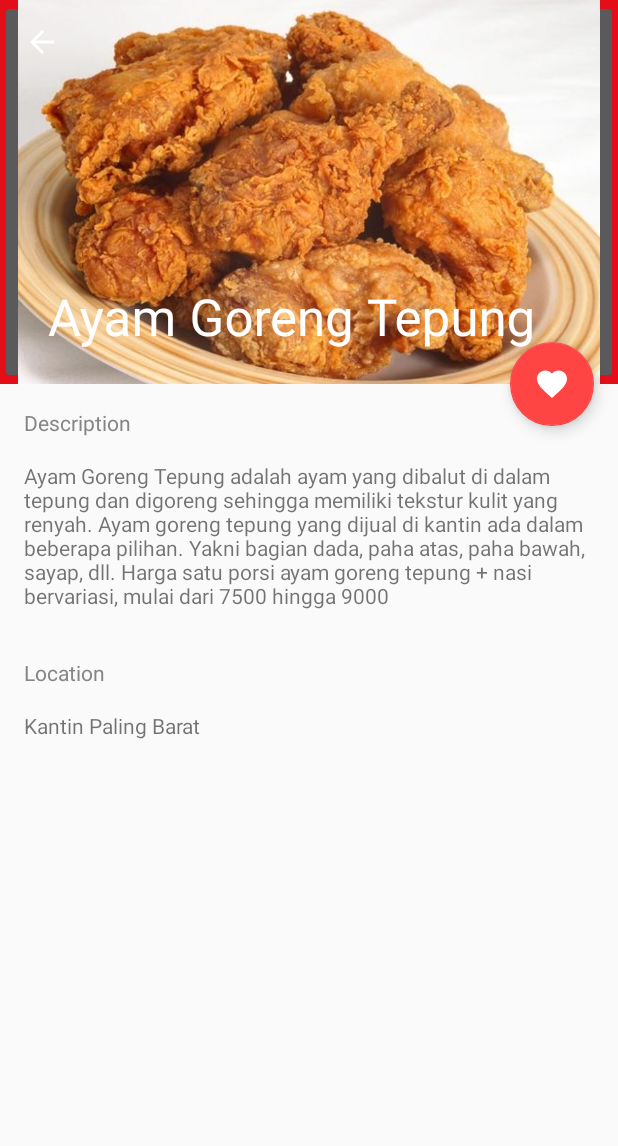
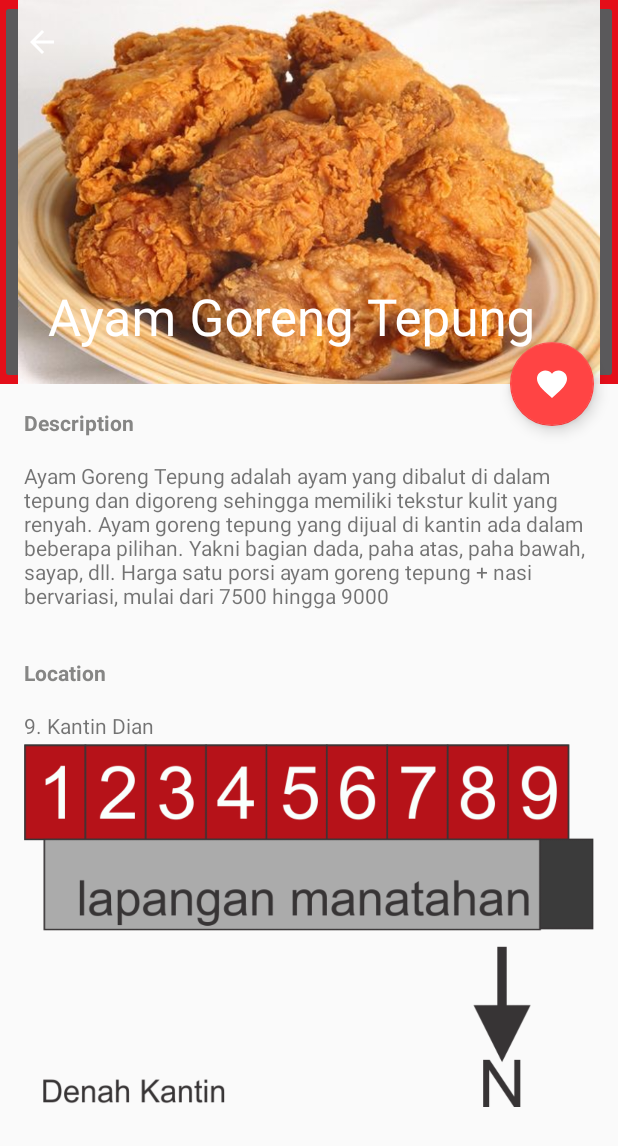
Before and after one commit to debydestya/KantinMoklet, an Android app: the Food screen opened directly, with no data from a screen before it, after a tap on "Ayam Goreng Tepung", on a phone screen of 412 x 824 dp. Shown: the top 1146 px of the screen. Run offline under Robolectric (Android 15) with nearby library versions, the phone set to English and light mode, and no system bars; pictures from the network do not load; 1 other tap on this screen came first.

Commit message:
Search Food & Drink

```diff
--- a/app/build.gradle
+++ b/app/build.gradle
@@ -25,4 +25,5 @@ dependencies {
     compile 'com.android.support:recyclerview-v7:24.2.1'
     compile 'com.android.support:design:24.2.1'
     testCompile 'junit:junit:4.12'
+    compile 'com.google.android.gms:play-services-appindexing:8.4.0'
 }
--- a/app/src/main/AndroidManifest.xml
+++ b/app/src/main/AndroidManifest.xml
@@ -70,7 +70,11 @@
 
                 <category android:name="android.intent.category.LAUNCHER" />
             </intent-filter>
-        </activity>
+        </activity><!-- ATTENTION: This was auto-generated to add Google Play services to your project for
+     App Indexing.  See https://g.co/AppIndexing/AndroidStudio for more information. -->
+        <meta-data
+            android:name="com.google.android.gms.version"
+            android:value="@integer/google_play_services_version" />
 
     </application>
 
--- a/app/src/main/java/id/sch/smktelkom_mlg/project/xirpl206152433/kantinmoklet/Food.java
+++ b/app/src/main/java/id/sch/smktelkom_mlg/project/xirpl206152433/kantinmoklet/Food.java
@@ -5,13 +5,18 @@ import android.content.Intent;
 import android.content.res.Resources;
 import android.content.res.TypedArray;
 import android.os.Bundle;
+import android.support.v4.view.MenuItemCompat;
 import android.support.v7.app.AppCompatActivity;
 import android.support.v7.widget.GridLayoutManager;
 import android.support.v7.widget.RecyclerView;
+import android.support.v7.widget.SearchView;
+import android.view.Menu;
+import android.view.MenuItem;
 
 import java.util.ArrayList;
 
 import id.sch.smktelkom_mlg.project.xirpl206152433.kantinmoklet.adapter.foodadapter;
+import id.sch.smktelkom_mlg.project.xirpl206152433.kantinmoklet.model.drink;
 import id.sch.smktelkom_mlg.project.xirpl206152433.kantinmoklet.model.food;
 
 
@@ -20,6 +25,11 @@ public class Food extends AppCompatActivity implements foodadapter.IfoodAdapter
     public static final String FOOD = "food";
     ArrayList<food> mList = new ArrayList<>();
     foodadapter mAdapter;
+
+    ArrayList<food> mListAll = new ArrayList<>();
+    boolean isFiltered;
+    ArrayList<Integer> mListMapFilter = new ArrayList<>();
+    String mQuery;
 
     protected void onCreate(Bundle savedInstanceState)
     {
@@ -68,4 +78,68 @@ public class Food extends AppCompatActivity implements foodadapter.IfoodAdapter
         intent.putExtra(FOOD,mList.get(pos));
         startActivity(intent);
     }
+
+    @Override
+    public boolean onCreateOptionsMenu (Menu menu)
+    {
+        getMenuInflater().inflate(R.menu.menu_food_list, menu);
+
+        MenuItem searchItem = menu.findItem(R.id.actionsearch);
+        SearchView searchView = (SearchView) MenuItemCompat.getActionView(searchItem);
+
+        searchView.setOnQueryTextListener(new SearchView.OnQueryTextListener()
+        {
+            @Override
+            public boolean onQueryTextSubmit(String query)
+            {
+                return false;
+            }
+
+            @Override
+            public boolean onQueryTextChange(String newText)
+            {
+                mQuery = newText.toLowerCase();
+                doFilter(mQuery);
+                return true;
+            }
+        });
+
+        return true;
+    }
+
+    private void doFilter(String query)
+    {
+        if (!isFiltered)
+        {
+            mListAll.clear();
+            mListAll.addAll(mList);
+            isFiltered =  true;
+        }
+
+        mList.clear();
+        if (query ==  null || query.isEmpty())
+        {
+            mList.addAll(mListAll);
+            isFiltered = false;
+        }
+
+        else
+        {
+            mListMapFilter.clear();
+            for (int i = 0; i < mListAll.size(); i++)
+            {
+                food Food = mListAll.get(i);
+                if (Food.judulf.toLowerCase().contains(query)||
+                        Food.deskripsif.toLowerCase().contains(query)||
+                        Food.lokasif.toLowerCase().contains(query))
+                {
+                    mList.add(Food);
+                    mListMapFilter.add(i);
+                }
+
+
+            }
+        }
+        mAdapter.notifyDataSetChanged();
+    }
 }
--- a/app/src/main/res/drawable/ic_search_black_24dp.xml
+++ b/app/src/main/res/drawable/ic_search_black_24dp.xml
@@ -4,6 +4,6 @@
         android:viewportWidth="24.0"
         android:viewportHeight="24.0">
     <path
-        android:fillColor="#FF000000"
+        android:fillColor="#FFFFFFFF"
         android:pathData="M15.5,14h-0.79l-0.28,-0.27C15.41,12.59 16,11.11 16,9.5 16,5.91 13.09,3 9.5,3S3,5.91 3,9.5 5.91,16 9.5,16c1.61,0 3.09,-0.59 4.23,-1.57l0.27,0.28v0.79l5,4.99L20.49,19l-4.99,-5zM9.5,14C7.01,14 5,11.99 5,9.5S7.01,5 9.5,5 14,7.01 14,9.5 11.99,14 9.5,14z"/>
 </vector>
--- a/app/src/main/res/layout/content_detail_makanan.xml
+++ b/app/src/main/res/layout/content_detail_makanan.xml
@@ -21,6 +21,7 @@
             android:layout_height="wrap_content"
             android:layout_marginBottom="16dp"
             android:text="Description"
+            android:textStyle="bold"
             android:textColor="?attr/colorAccent" />
 
         <TextView
@@ -34,6 +35,7 @@
             android:layout_height="wrap_content"
             android:layout_marginBottom="16dp"
             android:text="Location"
+            android:textStyle="bold"
             android:textColor="?attr/colorAccent" />
 
         <TextView
@@ -41,5 +43,13 @@
             android:layout_width="wrap_content"
             android:layout_height="wrap_content"
             tools:text="location" />
+
+        <ImageView
+            android:layout_width="match_parent"
+            android:layout_height="wrap_content"
+            app:srcCompat="@drawable/denah"
+            android:layout_marginTop="-120dp"
+            android:layout_marginBottom="-100dp"
+            android:id="@+id/imageView3" />
     </LinearLayout>
 </android.support.v4.widget.NestedScrollView>
--- a/app/src/main/res/layout/welcome_slide1.xml
+++ b/app/src/main/res/layout/welcome_slide1.xml
@@ -7,9 +7,11 @@
     <LinearLayout
         android:layout_width="wrap_content"
         android:layout_height="wrap_content"
-        android:layout_centerInParent="true"
         android:gravity="center_horizontal"
-        android:orientation="vertical">
+        android:orientation="vertical"
+        android:layout_centerVertical="true"
+        android:layout_alignParentLeft="true"
+        android:layout_alignParentStart="true">
 
         <ImageView
             android:layout_width="@dimen/img_width_height"
--- /dev/null
+++ b/app/src/main/res/menu/menu_food_list.xml
@@ -0,0 +1,15 @@
+<?xml version="1.0" encoding="utf-8"?>
+<menu
+    xmlns:android="http://schemas.android.com/apk/res/android"
+    xmlns:app="http://schemas.android.com/apk/res-auto"
+    xmlns:tools="http://schemas.android.com/tools"
+    tools:context="id.sch.smktelkom_mlg.project.xirpl206152433.kantinmoklet.Food">
+
+    <item
+        android:id="@+id/actionsearch"
+        android:title="Cari Menu"
+        android:icon="@drawable/ic_search_black_24dp"
+        app:showAsAction="ifRoom|collapseActionView"
+        app:actionViewClass="android.support.v7.widget.SearchView" />
+
+</menu>
--- a/app/src/main/res/values/arrays_food.xml
+++ b/app/src/main/res/values/arrays_food.xml
@@ -62,23 +62,23 @@
     </string-array>
 
     <string-array name="food_locations">
-        <item> Kantin Paling Barat</item>
-        <item> Kantin Bu Titin, Kantin Bu Marni</item>
-        <item> Kantin Bu Marni, Kanti Bu Indah</item>
-        <item> Kantin Bu Marni, Kantin Bu Titin</item>
-        <item> Kantin Bu Yuyun</item>
-        <item> Kantin Bu Tini, Kantin Aice, Kantin Bu Titik, Kantin Bu Indah, Kantin Bu Marni, Kantin Bu Anik, Kantin Bu Yuyun</item>
-        <item> Kantin Pak Yoyok</item>
-        <item> Kantin Paling Barat</item>
-        <item> Kantin Bu Tini, Kantin Aice, Kantin Bu Titik, Kantin Bu Indah, Kantin Bu Marni, Kantin Bu Anik, Kantin Bu Yuyun</item>
-        <item> Kantin Bu Tini, Kantin Aice, Kantin Bu Titik, Kantin Bu Indah, Kantin Bu Marni, Kantin Bu Anik, Kantin Bu Yuyun</item>
-        <item> Kantin Bu Tini, Kantin Aice, Kantin Bu Titik, Kantin Bu Indah, Kantin Bu Marni, Kantin Bu Anik, Kantin Bu Yuyun </item>
-        <item> Kantin Aice, Kantin Bu Indah, Kantin Bu Yuyun, Kantin Bu Tini</item>
-        <item> Kantin Bu Tini, Kantin Bu Marni</item>
-        <item>  Kantin Bu Marni, Kantin Bu Titin</item>
-        <item> Kantin Bu Tini, Kantin Aice, Kantin Bu Titik, Kantin Bu Indah, Kantin Bu Marni, Kantin Bu Anik, Kantin Bu Yuyun</item>
-        <item> Kantin Aice</item>
-        <item> Kantin Bu Tini, Kantin Bu Anik</item>
+        <item> 9. Kantin Dian</item>
+        <item> 5. Kantin Bu Titin \n6. Kantin Bu Marni</item>
+        <item> 3. Kantin Bu Indah \n6. Kantin Bu Marni</item>
+        <item> 5.Kantin Bu Titin \n6. Kantin Bu Marni</item>
+        <item> 7. Kantin Bu Yuyun</item>
+        <item> 1. Kantin Bu Tini  \n3. Kantin Bu Indah \n4. Kantin Bu Anik  \n5. Kantin Bu Titik \n6. Kantin Bu Marni  \n7. Kantin Bu Yuyun \n8. Kantin Aice</item>
+        <item> 2. Kantin Pak Yoyok</item>
+        <item> 9. Kantin Dian</item>
+        <item> 1. Kantin Bu Tini  \n3. Kantin Bu Indah \n4. Kantin Bu Anik  \n5. Kantin Bu Titik \n6. Kantin Bu Marni  \n7. Kantin Bu Yuyun \n8. Kantin Aice</item>
+        <item> 1. Kantin Bu Tini  \n3. Kantin Bu Indah \n4. Kantin Bu Anik  \n5. Kantin Bu Titik \n6. Kantin Bu Marni  \n7. Kantin Bu Yuyun \n8. Kantin Aice</item>
+        <item> 1. Kantin Bu Tini  \n3. Kantin Bu Indah \n4. Kantin Bu Anik  \n5. Kantin Bu Titik \n6. Kantin Bu Marni  \n7. Kantin Bu Yuyun \n8. Kantin Aice </item>
+        <item> 1. Kantin Bu Tini \n3. Kantin Bu Indah \n7. Kantin Bu Yuyun  \n8. Kantin Aice</item>
+        <item> 1. Kantin Bu Tini \n6. Kantin Bu Marni</item>
+        <item> 5. Kantin Bu Titin \n6. Kantin Bu Marni </item>
+        <item> 1. Kantin Bu Tini  \n3. Kantin Bu Indah \n4. Kantin Bu Anik  \n5. Kantin Bu Titik \n6. Kantin Bu Marni  \n7. Kantin Bu Yuyun \n8. Kantin Aice</item>
+        <item> 8. Kantin Aice</item>
+        <item> 1. Kantin Bu Tini \n4. Kantin Bu Anik</item>
 
 
     </string-array>
```
Also changed, not shown: app/src/main/java/id/sch/smktelkom_mlg/project/xirpl206152433/kantinmoklet/DetailMakanan.java (+20 -10 lines), app/src/main/java/id/sch/smktelkom_mlg/project/xirpl206152433/kantinmoklet/Drink.java (+70 -0 lines), app/src/main/java/id/sch/smktelkom_mlg/project/xirpl206152433/kantinmoklet/MainActivity.java (+62 -4 lines), app/src/main/java/id/sch/smktelkom_mlg/project/xirpl206152433/kantinmoklet/adapter/FavoriteAdapter.java (added, +49 -0 lines), app/src/main/java/id/sch/smktelkom_mlg/project/xirpl206152433/kantinmoklet/model/Favorite.java (added, +19 -0 lines), app/src/main/res/layout/activity_main.xml (+26 -59 lines), app/src/main/res/layout/content_detail_minuman.xml (+10 -0 lines), app/src/main/res/layout/item_favorite.xml (added, +25 -0 lines), app/src/main/res/menu/menu_detail_minuman.xml (deleted, +0 -11 lines), app/src/main/res/menu/menu_drink_list.xml (added, +15 -0 lines), app/src/main/res/values/arrays_drink.xml (+9 -9 lines), app/src/main/res/drawable/denah.png (added).
